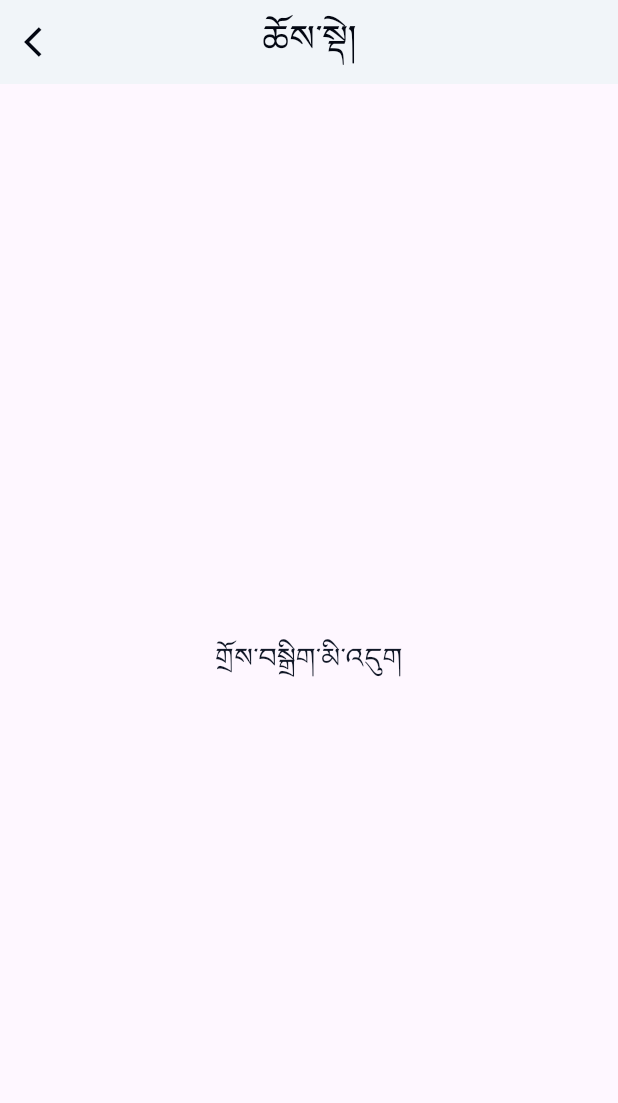
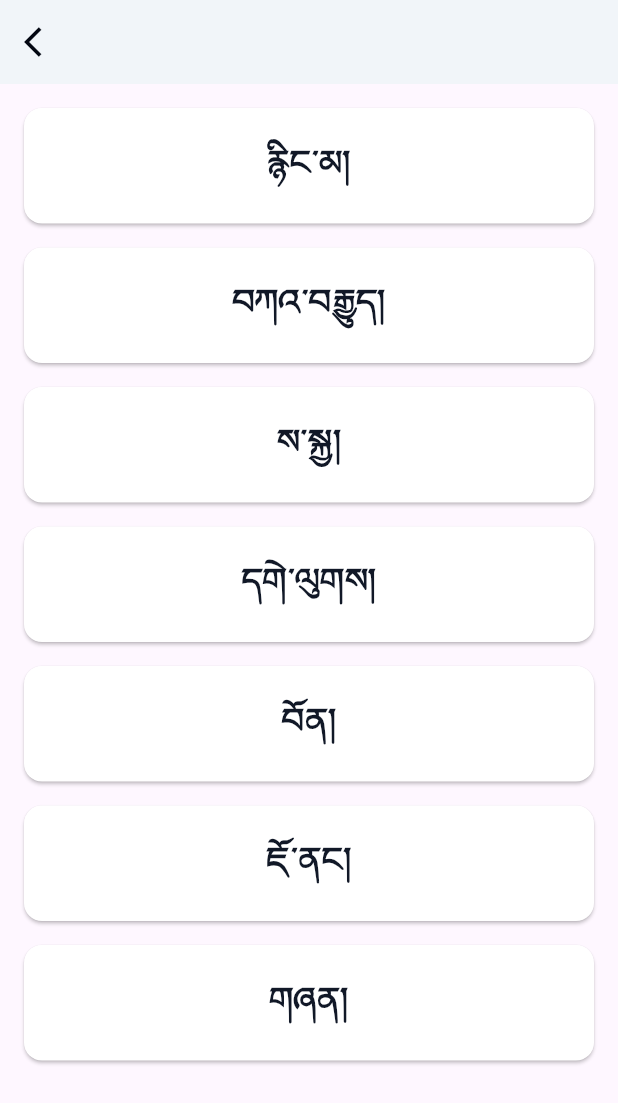
Before and after one commit to OpenPecha/gompa-tour, a Flutter app: the screen it shows after launch, after a tap on "ཆོས་སྡེ།", on a phone screen of 412 x 824 dp. Shown: the top 1103 px of the screen. Run offline on Flutter 3.47's test engine with Material 3 defaults, Android fonts, the light colour scheme and no system bars; our stand-ins replace audioplayers, cached_network_image, flutter_map, flutter_riverpod, flutter_switch, flutter_tts and 5 more; missing offline and left inert: mobile_scanner; accounts and stored records are empty; generated files the repository leaves out were written again.

Commit message:
update images, localization and organization screens

```diff
--- a/lib/config/go_router.dart
+++ b/lib/config/go_router.dart
@@ -4,6 +4,7 @@ import 'package:gompa_tour/ui/screen/festival_detail_screen.dart';
 import 'package:gompa_tour/ui/screen/festival_list_screen.dart';
 import 'package:gompa_tour/ui/screen/organization_detail_screen.dart';
 import 'package:gompa_tour/ui/screen/organization_list_screen.dart';
+import 'package:gompa_tour/ui/screen/orginatzations_screen.dart';
 
 import '../ui/screen/deities_detail_screen.dart';
 import '../ui/screen/skeleton_screen.dart';
@@ -32,9 +33,14 @@ final router = GoRouter(
     GoRoute(
       path: OrganizationListScreen.routeName,
       builder: (context, state) {
-        return const OrganizationListScreen();
+        return OrganizationListScreen();
       },
     ),
+    GoRoute(
+        path: OrginatzationsScreen.routeName,
+        builder: (context, state) {
+          return const OrginatzationsScreen();
+        }),
     GoRoute(
       path: OrganizationDetailScreen.routeName,
       builder: (context, state) {
--- a/lib/l10n/app_bo.arb
+++ b/lib/l10n/app_bo.arb
@@ -41,5 +41,12 @@
   "nepal": "བལ་ཡུལ།",
   "bhutan": "འབྲུག་ཡུལ།",
   "darkMode": "འཆར་ངོས་ནག་པོ།",
-  "theme": "འཆར་ངོས།"
+  "theme": "འཆར་ངོས།",
+  "nyingma": "རྙིང་མ།",
+  "kagyu": "བཀའ་བརྒྱུད།",
+  "sakya": "ས་སྐྱ།",
+  "gelug": "དགེ་ལུགས།",
+  "bon": "བོན།",
+  "jonang": "ཇོ་ནང།",
+  "others": "གཞན།"
 }
--- a/lib/repo/database_repository.dart
+++ b/lib/repo/database_repository.dart
@@ -107,11 +107,15 @@ class DatabaseRepository<T> {
     );
   }
 
-  Future<List<T>> getSortedPaginatedOrganization(int page, int pageSize) async {
+  Future<List<T>> getSortedPaginatedOrganization(
+      int page, int pageSize, String category) async {
     final db = await dbHelper.database;
+    final sanitizedCategory =
+        category.replaceAll("'", "''"); // Prevent SQL injection
     final maps = await db.query(
       tableName,
-      orderBy: 'categories asc',
+      where: 'categories LIKE ?',
+      whereArgs: ['%$sanitizedCategory%'],
       limit: pageSize,
       offset: page * pageSize,
     );
--- a/lib/states/organization_state.dart
+++ b/lib/states/organization_state.dart
@@ -56,11 +56,11 @@ class OrganizationNotifier extends StateNotifier<OrganizationListState> {
   OrganizationNotifier(this.repository)
       : super(OrganizationListState.initial());
 
-  Future<void> fetchInitialOrganizations() async {
+  Future<void> fetchInitialOrganizations(String category) async {
     state = state.copyWith(isLoading: true);
     try {
-      final initialOrganizations =
-          await repository.getSortedPaginatedOrganization(0, state.pageSize);
+      final initialOrganizations = await repository
+          .getSortedPaginatedOrganization(0, state.pageSize, category);
       state = state.copyWith(
         organizations: initialOrganizations,
         page: 1,
@@ -84,14 +84,14 @@ class OrganizationNotifier extends StateNotifier<OrganizationListState> {
     );
   }
 
-  Future<void> fetchPaginatedOrganizations() async {
+  Future<void> fetchPaginatedOrganizations(String category) async {
     if (state.isLoading || state.hasReachedMax) return;
 
     try {
       state = state.copyWith(isLoading: true);
 
       final newOrganizations = await repository.getSortedPaginatedOrganization(
-          state.page, state.pageSize);
+          state.page, state.pageSize, category);
 
       final hasReachedMax = newOrganizations.length < state.pageSize;
 
--- a/lib/ui/screen/home_screen.dart
+++ b/lib/ui/screen/home_screen.dart
@@ -5,6 +5,7 @@ import 'package:go_router/go_router.dart';
 import 'package:gompa_tour/ui/screen/deities_list_screen.dart';
 import 'package:gompa_tour/ui/screen/festival_list_screen.dart';
 import 'package:gompa_tour/ui/screen/organization_list_screen.dart';
+import 'package:gompa_tour/ui/screen/orginatzations_screen.dart';
 import 'package:gompa_tour/util/enum.dart';
 
 class HomeScreen extends ConsumerWidget {
@@ -49,7 +50,7 @@ class HomeScreen extends ConsumerWidget {
             context.push(DeitiesListScreen.routeName);
             return;
           case MenuType.organization:
-            context.push(OrganizationListScreen.routeName);
+            context.push(OrginatzationsScreen.routeName);
             return;
           case MenuType.festival:
             context.push(FestivalListScreen.routeName);
--- /dev/null
+++ b/lib/ui/screen/orginatzations_screen.dart
@@ -0,0 +1,96 @@
+import 'package:flutter/material.dart';
+import 'package:flutter_riverpod/flutter_riverpod.dart';
+import 'package:gompa_tour/ui/screen/organization_list_screen.dart';
+import 'package:gompa_tour/ui/widget/gonpa_app_bar.dart';
+import 'package:flutter_gen/gen_l10n/app_localizations.dart';
+
+class OrginatzationsScreen extends ConsumerStatefulWidget {
+  static const String routeName = '/organizations-screen';
+
+  const OrginatzationsScreen({super.key});
+
+  @override
+  ConsumerState<OrginatzationsScreen> createState() =>
+      _OrginatzationsScreenState();
+}
+
+class _OrginatzationsScreenState extends ConsumerState<OrginatzationsScreen> {
+  // list of organizations
+  final organizations = [
+    {"CHA0": "Nyingma"},
+    {"CHB0": "Kagyu"},
+    {"CHC0": "Sakya"},
+    {"CHD0": "Gelug"},
+    {"CHE0": "Bon"},
+    {"CHF0": "Jonang"},
+    {"CHG": "Others"},
+  ];
+
+  @override
+  Widget build(BuildContext context) {
+    return Scaffold(
+      appBar: GonpaAppBar(title: ''),
+      body: ListView.builder(
+        physics: const BouncingScrollPhysics(),
+        itemCount: organizations.length,
+        itemBuilder: (context, index) {
+          final organization = organizations[index];
+          return GestureDetector(
+            onTap: () {
+              // Navigate to the detail screen of the item
+              Navigator.of(context).push(
+                MaterialPageRoute(
+                  builder: (context) => OrganizationListScreen(
+                    category: organization.keys.first,
+                  ),
+                ),
+              );
+            },
+            child: Card(
+              shadowColor: Theme.of(context).colorScheme.shadow,
+              color: Theme.of(context).colorScheme.surfaceContainer,
+              margin: const EdgeInsets.only(
+                  left: 16, right: 16, top: 16, bottom: 0),
+              child: Padding(
+                padding: const EdgeInsets.symmetric(
+                  horizontal: 16,
+                  vertical: 24,
+                ),
+                child: Text(
+                  _getTitle(organization.values.first, context),
+                  textAlign: TextAlign.center,
+                  style: TextStyle(
+                    fontSize: 20,
+                    fontWeight: FontWeight.bold,
+                    // height: context.getLocalizedHeight(),
+                  ),
+                ),
+              ),
+            ),
+          );
+        },
+      ),
+    );
+  }
+
+  String _getTitle(String category, BuildContext context) {
+    switch (category) {
+      case "Nyingma":
+        return AppLocalizations.of(context)!.nyingma;
+      case "Kagyu":
+        return AppLocalizations.of(context)!.kagyu;
+      case "Sakya":
+        return AppLocalizations.of(context)!.sakya;
+      case "Gelug":
+        return AppLocalizations.of(context)!.gelug;
+      case "Bon":
+        return AppLocalizations.of(context)!.bon;
+      case "Jonang":
+        return AppLocalizations.of(context)!.jonang;
+      case "Others":
+        return AppLocalizations.of(context)!.others;
+      default:
+        return "";
+    }
+  }
+}
--- a/pubspec.yaml
+++ b/pubspec.yaml
@@ -16,7 +16,7 @@ publish_to: "none" # Remove this line if you wish to publish to pub.dev
 # https://developer.apple.com/library/archive/documentation/General/Reference/InfoPlistKeyReference/Articles/CoreFoundationKeys.html
 # In Windows, build-name is used as the major, minor, and patch parts
 # of the product and file versions while build-number is used as the build suffix.
-version: 1.0.7+8
+version: 1.0.8+9
 
 environment:
   sdk: ^3.5.3
```
Also changed, not shown: lib/l10n/app_en.arb (+9 -2 lines), lib/ui/screen/organization_list_screen.dart (+8 -3 lines), assets/media/17109258772024-01-30.jpg (added), assets/media/1710929961IMG20220622104550.jpg (added), assets/media/1710930394IMG_1116.JPG (added), 1 other file.
